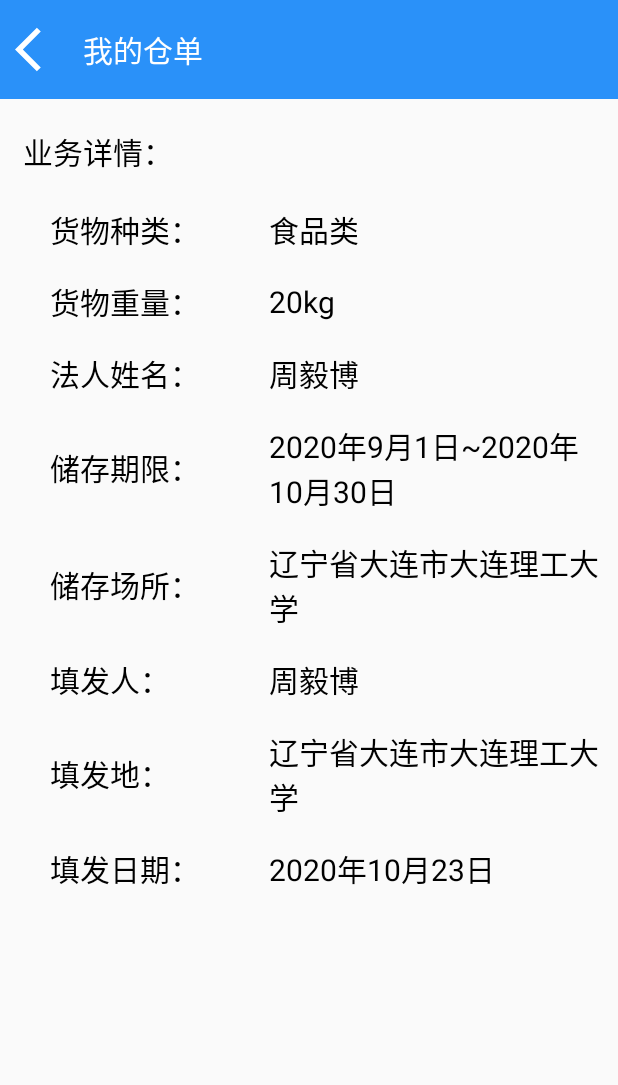
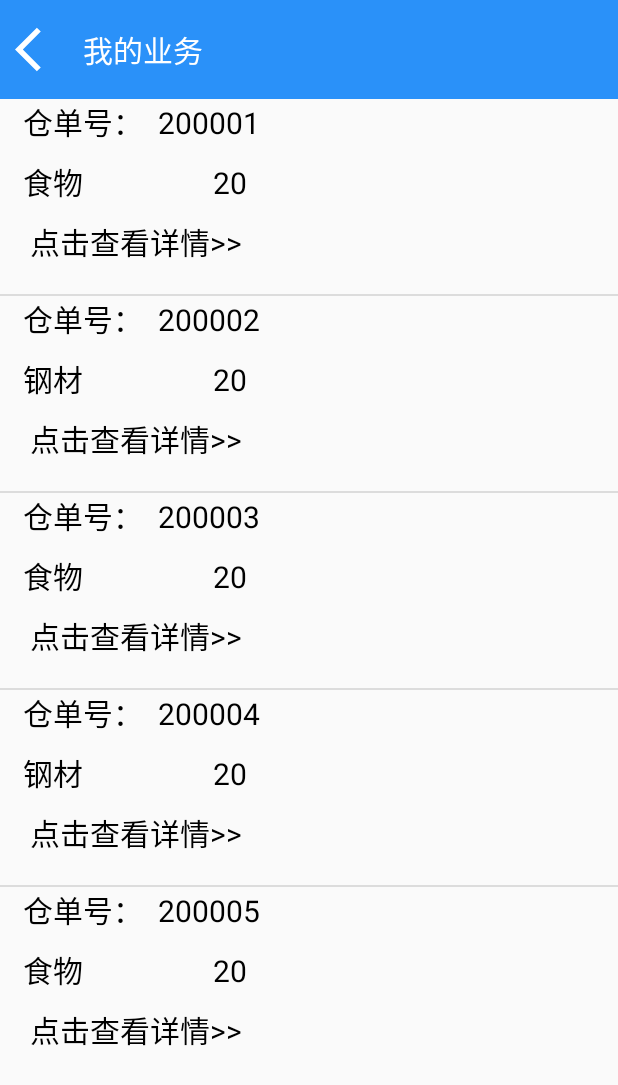
Before and after one commit to windindaybreak/CitiClubApp-1, an Android app: the MyWarrantActivity screen opened directly, with no data from a screen before it, on a phone screen of 412 x 824 dp. Shown: the top 1085 px of the screen. Run offline under Robolectric (Android 15) with nearby library versions, the phone set to English and light mode, and no system bars.

Commit message:
把我的仓单做成了列表
做成了两部分，列表预览+点击进入详情

```diff
--- /dev/null
+++ b/app/src/main/java/com/example/citiclubapp/Adapter/MyWarrantAdapter.java
@@ -0,0 +1,74 @@
+package com.example.citiclubapp.Adapter;
+
+import android.app.Activity;
+import android.content.Context;
+import android.content.Intent;
+import android.os.Bundle;
+import android.util.Log;
+import android.view.LayoutInflater;
+import android.view.View;
+import android.view.ViewGroup;
+import android.widget.ArrayAdapter;
+import android.widget.TextView;
+
+import androidx.annotation.NonNull;
+import androidx.annotation.Nullable;
+
+import com.example.citiclubapp.Entity.Warrant;
+import com.example.citiclubapp.R;
+import com.example.citiclubapp.ui.BusinessHallPage.MyWarrant.WarrantDetailActivity;
+
+import java.util.List;
+
+public class MyWarrantAdapter extends ArrayAdapter{
+
+    int resourceId;
+    InsideView insideView;
+    Warrant item;
+
+    public MyWarrantAdapter(@NonNull Context context, int resource, @NonNull List objects) {
+        super(context, resource, objects);
+        resourceId=resource;
+    }
+
+    @NonNull
+    @Override
+    public View getView(int position, @Nullable View convertView, @NonNull ViewGroup parent) {
+        item= (Warrant) getItem(position);
+        View view;
+        if(convertView==null){
+            insideView=new MyWarrantAdapter.InsideView();
+            view = LayoutInflater.from(getContext()).inflate(resourceId, parent, false);
+            view.setTag(insideView);
+            insideView.id=view.findViewById(R.id.id);
+            insideView.type=view.findViewById(R.id.type);
+            insideView.num=view.findViewById(R.id.num);
+            insideView.status=view.findViewById(R.id.status);
+            insideView.detail=view.findViewById(R.id.check_detail);
+        }else{
+            view=convertView;
+            insideView=(MyWarrantAdapter.InsideView)convertView.getTag();
+        }
+        insideView.setValue(item);
+        return view;
+    }
+
+    class InsideView{
+        TextView id, type, num, status, detail;
+        public void setValue(final Warrant item){
+            Log.i("warrant id", item.getWarrantID());
+            id.setText(item.getWarrantID());
+            type.setText(item.getCargoItem());
+            num.setText(String.valueOf(item.getCargoWeight()));
+            //status.setText(item.get);
+            detail.setOnClickListener(new View.OnClickListener() {
+                @Override
+                public void onClick(View view) {
+                    Intent intent=new Intent(getContext(), WarrantDetailActivity.class);
+                    intent.putExtra("warrant",item);
+                    ((Activity)getContext()).startActivity(intent);
+                }
+            });
+        }
+    }
+}
--- a/app/src/main/java/com/example/citiclubapp/Entity/StorageExpand.java
+++ b/app/src/main/java/com/example/citiclubapp/Entity/StorageExpand.java
@@ -1,9 +1,11 @@
 package com.example.citiclubapp.Entity;
+
+import java.io.Serializable;
 
 /**
  * 用于记录货物存储的期限
  */
-public class StorageExpand {
+public class StorageExpand implements Serializable {
     private int year;
     private int month;
     private int day;
--- a/app/src/main/java/com/example/citiclubapp/Entity/Warrant.java
+++ b/app/src/main/java/com/example/citiclubapp/Entity/Warrant.java
@@ -1,11 +1,12 @@
 package com.example.citiclubapp.Entity;
 
+import java.io.Serializable;
 import java.util.Date;
 
 /**
  * 构建仓单的实体类方便之后的数据处理
  */
-public class Warrant {
+public class Warrant implements Serializable {
     private String warrantID;//仓单号
     private String cargoItem;//货物种类
     private int cargoWeight;//货物数量
--- a/app/src/main/java/com/example/citiclubapp/ui/BusinessHallPage/MyWarrant/MyWarrantActivity.java
+++ b/app/src/main/java/com/example/citiclubapp/ui/BusinessHallPage/MyWarrant/MyWarrantActivity.java
@@ -3,54 +3,47 @@ package com.example.citiclubapp.ui.BusinessHallPage.MyWarrant;
 import androidx.appcompat.app.AppCompatActivity;
 
 import android.os.Bundle;
+import android.util.Log;
+import android.widget.ListView;
 
+import com.example.citiclubapp.Adapter.MyWarrantAdapter;
+import com.example.citiclubapp.Entity.Warrant;
 import com.example.citiclubapp.R;
 import com.example.citiclubapp.widgetLayout.InsideTitle;
-import com.example.citiclubapp.widgetLayout.ItemInfo;
+
+import java.util.ArrayList;
+import java.util.List;
 
 public class MyWarrantActivity extends AppCompatActivity {
 
-    private InsideTitle title;
-    private ItemInfo type, quality, legalPerson, storageAddress, storageDate, sendPerson, sendAddress, sendDate;
+    InsideTitle title;
+    ListView listView;
 
     @Override
     protected void onCreate(Bundle savedInstanceState) {
         super.onCreate(savedInstanceState);
         setContentView(R.layout.activity_my_warrant);
-        setTitle();
-        setItem();
+        title = findViewById(R.id.title);
+        listView = findViewById(R.id.list);
+        title.setTitle("我的业务");
+        setList();
     }
 
-    private void setTitle(){
-        title=findViewById(R.id.title);
-        title.setTitle("我的仓单");
+    private void setList() {
+        List<Warrant> warrantList = new ArrayList<>();
+        for (int i = 1; i < 6; i++) {
+            Warrant item = new Warrant();
+            item.setWarrantID(String.valueOf(200000 + i));
+            item.setCargoItem(i % 2 == 0 ? "钢材" : "食物");
+            item.setStorageCompany("大连货运仓储公司");
+            item.setCargoWeight(20);
+            item.setStorageExpand(1, i, 0);
+            item.setPreparingDate(2020, 10, 1);
+            item.setStoragePlace("辽宁省大连市大连理工大学");
+            warrantList.add(item);
+        }
+        MyWarrantAdapter adapter = new MyWarrantAdapter(MyWarrantActivity.this,
+                R.layout.my_warrant_item, warrantList);
+        listView.setAdapter(adapter);
     }
-
-    private void setItem(){
-        type=findViewById(R.id.type);
-        type.setLeftText("货物种类：");
-        type.setRightText("食品类");
-        quality=findViewById(R.id.quality);
-        quality.setLeftText("货物重量：");
-        quality.setRightText("20kg");
-        legalPerson=findViewById(R.id.legal_person);
-        legalPerson.setLeftText("法人姓名：");
-        legalPerson.setRightText("周毅博");
-        storageAddress=findViewById(R.id.storage_address);
-        storageAddress.setLeftText("储存场所：");
-        storageAddress.setRightText("辽宁省大连市大连理工大学");
-        storageDate=findViewById(R.id.storage_date);
-        storageDate.setLeftText("储存期限：");
-        storageDate.setRightText("2020年9月1日~2020年10月30日");
-        sendPerson=findViewById(R.id.send_person);
-        sendPerson.setLeftText("填发人：");
-        sendPerson.setRightText("周毅博");
-        sendDate=findViewById(R.id.send_date);
-        sendDate.setLeftText("填发日期：");
-        sendDate.setRightText("2020年10月23日");
-        sendAddress=findViewById(R.id.send_address);
-        sendAddress.setLeftText("填发地：");
-        sendAddress.setRightText("辽宁省大连市大连理工大学");
-    }
-
 }
--- a/app/src/main/res/layout/activity_my_warrant.xml
+++ b/app/src/main/res/layout/activity_my_warrant.xml
@@ -12,76 +12,9 @@
         android:layout_width="match_parent"
         android:layout_height="wrap_content"/>
 
-    <ScrollView
+    <ListView
+        android:id="@+id/list"
         android:layout_width="match_parent"
-        android:layout_height="wrap_content">
-
-        <LinearLayout
-            android:layout_width="match_parent"
-            android:layout_height="wrap_content"
-            android:orientation="vertical">
-
-            <TextView
-                android:layout_width="wrap_content"
-                android:layout_height="wrap_content"
-                android:layout_marginTop="20dp"
-                android:paddingLeft="15dp"
-                android:text="业务详情："
-                android:textColor="@android:color/black"
-                android:textSize="20sp" />
-
-            <LinearLayout
-                android:layout_width="match_parent"
-                android:layout_height="wrap_content"
-                android:orientation="vertical"
-                android:layout_marginTop="10dp"
-                android:layout_marginLeft="25dp">
-
-                <com.example.citiclubapp.widgetLayout.ItemInfo
-                    android:id="@+id/type"
-                    android:layout_width="match_parent"
-                    android:layout_height="wrap_content"/>
-
-                <com.example.citiclubapp.widgetLayout.ItemInfo
-                    android:id="@+id/quality"
-                    android:layout_width="match_parent"
-                    android:layout_height="wrap_content"/>
-
-                <com.example.citiclubapp.widgetLayout.ItemInfo
-                    android:id="@+id/legal_person"
-                    android:layout_width="match_parent"
-                    android:layout_height="wrap_content"/>
-
-                <com.example.citiclubapp.widgetLayout.ItemInfo
-                    android:id="@+id/storage_date"
-                    android:layout_width="match_parent"
-                    android:layout_height="wrap_content"/>
-
-                <com.example.citiclubapp.widgetLayout.ItemInfo
-                    android:id="@+id/storage_address"
-                    android:layout_width="match_parent"
-                    android:layout_height="wrap_content"/>
-
-                <com.example.citiclubapp.widgetLayout.ItemInfo
-                    android:id="@+id/send_person"
-                    android:layout_width="match_parent"
-                    android:layout_height="wrap_content"/>
-
-                <com.example.citiclubapp.widgetLayout.ItemInfo
-                    android:id="@+id/send_address"
-                    android:layout_width="match_parent"
-                    android:layout_height="wrap_content"/>
-
-                <com.example.citiclubapp.widgetLayout.ItemInfo
-                    android:id="@+id/send_date"
-                    android:layout_width="match_parent"
-                    android:layout_height="wrap_content"/>
-            </LinearLayout>
-
-
-        </LinearLayout>
-
-    </ScrollView>
-
+        android:layout_height="wrap_content"/>
 
 </LinearLayout>
--- /dev/null
+++ b/app/src/main/res/layout/my_warrant_item.xml
@@ -0,0 +1,74 @@
+<?xml version="1.0" encoding="utf-8"?>
+<LinearLayout xmlns:android="http://schemas.android.com/apk/res/android"
+    android:layout_width="match_parent"
+    android:layout_height="match_parent"
+    android:orientation="vertical"
+    android:paddingBottom="20dp">
+
+    <LinearLayout
+        android:layout_width="match_parent"
+        android:layout_height="wrap_content">
+
+        <TextView
+            android:layout_width="wrap_content"
+            android:layout_height="wrap_content"
+            android:paddingLeft="15dp"
+            android:text="仓单号："
+            android:textColor="@android:color/black"
+            android:textSize="20sp" />
+
+        <TextView
+            android:id="@+id/id"
+            android:layout_width="match_parent"
+            android:layout_height="wrap_content"
+            android:layout_marginLeft="10dp"
+            android:text="warrant_id"
+            android:textColor="@android:color/black"
+            android:textSize="20sp" />
+
+    </LinearLayout>
+
+    <LinearLayout
+        android:layout_width="match_parent"
+        android:layout_height="wrap_content"
+        android:layout_marginTop="10dp"
+        android:layout_marginLeft="15dp"
+        android:layout_marginRight="15dp">
+
+        <TextView
+            android:id="@+id/type"
+            android:layout_width="0dp"
+            android:layout_height="wrap_content"
+            android:layout_weight="1"
+            android:textColor="@android:color/black"
+            android:textSize="20sp" />
+
+        <TextView
+            android:id="@+id/num"
+            android:layout_width="0dp"
+            android:layout_height="wrap_content"
+            android:layout_weight="1"
+            android:textColor="@android:color/black"
+            android:textSize="20sp" />
+
+        <TextView
+            android:id="@+id/status"
+            android:layout_width="0dp"
+            android:layout_height="wrap_content"
+            android:layout_weight="1"
+            android:textColor="@android:color/black"
+            android:textSize="20sp" />
+
+    </LinearLayout>
+
+    <TextView
+        android:id="@+id/check_detail"
+        android:layout_width="match_parent"
+        android:layout_height="wrap_content"
+        android:layout_marginTop="10dp"
+        android:paddingLeft="20dp"
+        android:text="点击查看详情>>"
+        android:textColor="@android:color/black"
+        android:textSize="20sp" />
+
+</LinearLayout>
```
Also changed, not shown: app/src/main/AndroidManifest.xml (+5 -3 lines), app/src/main/java/com/example/citiclubapp/Adapter/SellingAdapter.java (+11 -11 lines), app/src/main/java/com/example/citiclubapp/ui/BusinessHallPage/MyWarrant/WarrantDetailActivity.java (added, +64 -0 lines), app/src/main/res/layout/activity_warrant_detail.xml (added, +70 -0 lines).
